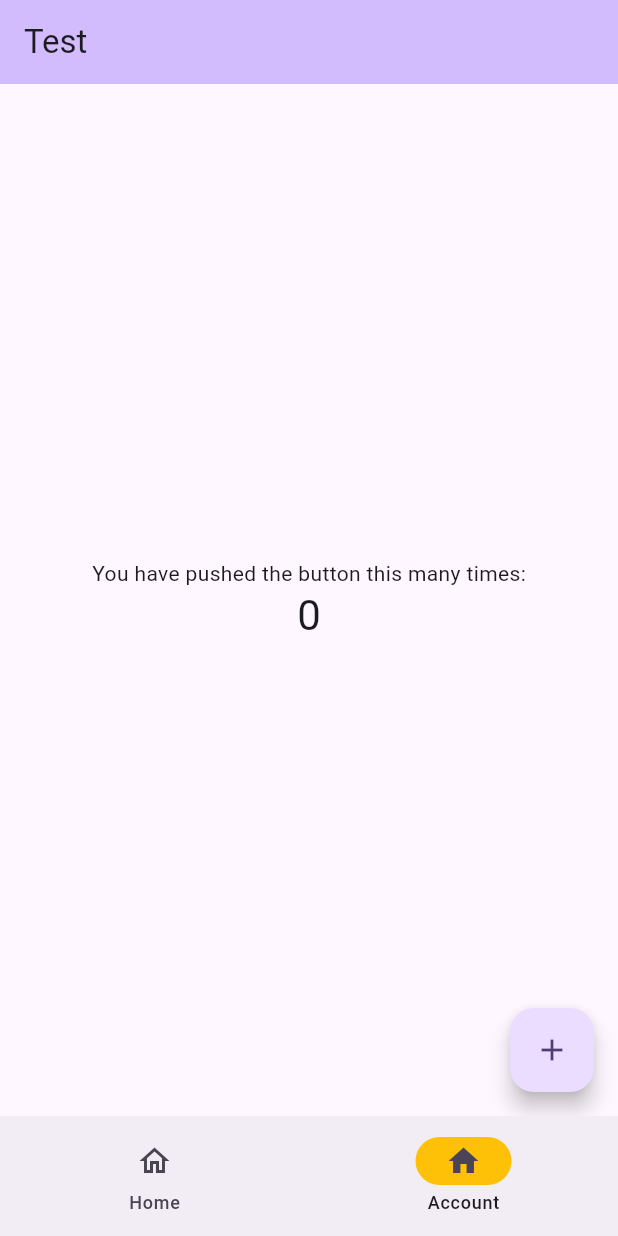
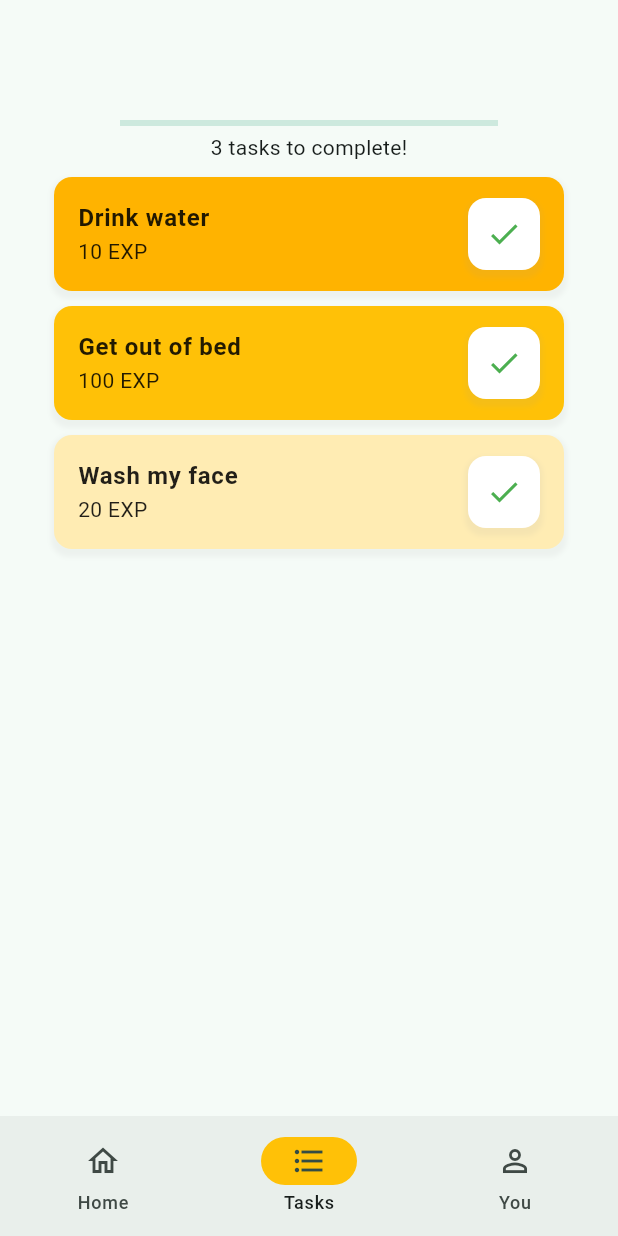
Before and after one commit to BitPingu/productivity, a Flutter app: the screen it shows after launch, item 2 of the bottom bar chosen, on a phone screen of 412 x 824 dp. Run offline on Flutter 3.47's test engine with Material 3 defaults, Android fonts, the phone set to English and light mode, and no system bars; our stand-ins replace fl_chart, flutter_riverpod, go_router.

Commit message:
tasks and user pages

```diff
--- a/lib/main.dart
+++ b/lib/main.dart
@@ -31,7 +31,7 @@
         //
         // This works for code too, not just values: Most code changes can be
         // tested with just a hot reload.
-        colorScheme: ColorScheme.fromSeed(seedColor: Colors.deepPurple),
+        colorScheme: ColorScheme.fromSeed(seedColor: Colors.tealAccent),
       ),
       routerConfig: ref.watch(routerProvider),
       debugShowCheckedModeBanner: false,
--- a/lib/pages/home.dart
+++ b/lib/pages/home.dart
@@ -1,9 +1,11 @@
 import 'package:flutter/material.dart';
 import 'package:flutter_riverpod/flutter_riverpod.dart';
+import 'package:intl/intl.dart';
+import 'dart:async';
 
 
-class MyHomePage extends ConsumerStatefulWidget {
-  const MyHomePage({super.key, required this.title});
+class HomePage extends ConsumerStatefulWidget {
+  const HomePage({super.key});
 
   // This widget is the home page of your application. It is stateful, meaning
   // that it has a State object (defined below) that contains fields that affect
@@ -14,44 +16,37 @@ class MyHomePage extends ConsumerStatefulWidget {
   // used by the build method of the State. Fields in a Widget subclass are
   // always marked "final".
 
-  final String title;
+  @override
+  HomePageState createState() => HomePageState();
+}
+
+class HomePageState extends ConsumerState<HomePage> {
+
+  String date = DateFormat.yMMMMEEEEd().format(DateTime.now());
+  String time = DateFormat('hh:mm a').format(DateTime.now());
+  late Timer _timer;
 
   @override
-  MyHomePageState createState() => MyHomePageState();
-}
+  void initState() {
+    super.initState();
+    _timer = Timer.periodic(const Duration(milliseconds: 500), (timer) => _update());
+  }
 
-class MyHomePageState extends ConsumerState<MyHomePage> {
-  int _counter = 0;
-
-  void _incrementCounter() {
-    setState(() {
-      // This call to setState tells the Flutter framework that something has
-      // changed in this State, which causes it to rerun the build method below
-      // so that the display can reflect the updated values. If we changed
-      // _counter without calling setState(), then the build method would not be
-      // called again, and so nothing would appear to happen.
-      _counter++;
-    });
+  void _update() {
+    if (this.mounted) {
+      setState(() {
+        date = DateFormat.yMMMMEEEEd().format(DateTime.now());
+        time = DateFormat('hh:mm a').format(DateTime.now());
+      });
+    }
   }
 
   @override
   Widget build(BuildContext context) {
-    // This method is rerun every time setState is called, for instance as done
-    // by the _incrementCounter method above.
-    //
     // The Flutter framework has been optimized to make rerunning build methods
     // fast, so that you can just rebuild anything that needs updating rather
     // than having to individually change instances of widgets.
     return Scaffold(
-      appBar: AppBar(
-        // TRY THIS: Try changing the color here to a specific color (to
-        // Colors.amber, perhaps?) and trigger a hot reload to see the AppBar
-        // change color while the other colors stay the same.
-        backgroundColor: Theme.of(context).colorScheme.inversePrimary,
-        // Here we take the value from the MyHomePage object that was created by
-        // the App.build method, and use it to set our appbar title.
-        title: Text(widget.title),
-      ),
       body: Center(
         // Center is a layout widget. It takes a single child and positions it
         // in the middle of the parent.
@@ -69,21 +64,17 @@ class MyHomePageState extends ConsumerState<MyHomePage> {
           // TRY THIS: Invoke "debug painting" (choose the "Toggle Debug Paint"
           // action in the IDE, or press "p" in the console), to see the
           // wireframe for each widget.
-          mainAxisAlignment: MainAxisAlignment.center,
+          mainAxisAlignment: MainAxisAlignment.start,
           children: <Widget>[
-            const Text('You have pushed the button this many times:'),
+            const SizedBox(height: 80),
+            Text(date.toString()),
             Text(
-              '$_counter',
+              time.toString(),
               style: Theme.of(context).textTheme.headlineMedium,
             ),
           ],
         ),
       ),
-      floatingActionButton: FloatingActionButton(
-        onPressed: _incrementCounter,
-        tooltip: 'Increment',
-        child: const Icon(Icons.add),
-      ), // This trailing comma makes auto-formatting nicer for build methods.
     );
   }
 }
--- /dev/null
+++ b/lib/pages/tasks.dart
@@ -0,0 +1,113 @@
+import 'package:flutter/material.dart';
+import 'package:flutter/src/widgets/framework.dart';
+import 'package:flutter_riverpod/flutter_riverpod.dart';
+
+
+class TasksPage extends ConsumerWidget {
+  const TasksPage({super.key});
+
+  @override
+  Widget build(BuildContext context, WidgetRef ref) {
+
+    final List<String> entries = <String>[
+      'Drink water',
+      'Get out of bed',
+      'Wash my face'
+    ];
+    final List<String> entries2 = <String>[
+      '10 EXP',
+      '100 EXP',
+      '20 EXP'
+    ];
+    final List<int> colorCodes = <int>[600, 500, 100];
+
+    return Scaffold(
+      body: Center(
+        child: Column(
+          children: [
+            const SizedBox(height: 80),
+            Padding(
+              padding: const EdgeInsets.symmetric(horizontal: 80),
+              child: Column(
+                // crossAxisAlignment: CrossAxisAlignment.start,
+                children: [
+                  LinearProgressIndicator(value: 0),
+                  SizedBox(height: 4),
+                  Text("${entries.length} tasks to complete!"),
+                ],
+              ),
+            ),
+            const SizedBox(height: 10),
+            Expanded(
+              child: ListView.separated(
+                padding: const EdgeInsets.symmetric(horizontal: 36),
+                itemCount: entries.length,
+                itemBuilder: (BuildContext context, int index) {
+                  return Container(
+                    decoration: BoxDecoration(
+                      color: Colors.amber[colorCodes[index]],
+                      borderRadius: BorderRadius.circular(12),
+                      boxShadow: [
+                        BoxShadow(
+                          color: Colors.grey.withValues(alpha: 0.1),
+                          spreadRadius: 2,
+                          blurRadius: 2,
+                          offset: Offset(0, 3), // changes position of shadow
+                        ),
+                      ],
+                    ),
+                    child: ListTile(
+                      contentPadding: const EdgeInsets.symmetric(
+                        horizontal: 16.0,
+                        vertical: 2.0,
+                      ),
+                      title: Text(
+                        entries[index],
+                        style: const TextStyle(
+                          color: Colors.black87,
+                          fontWeight: FontWeight.bold,
+                        ),
+                      ),
+                      subtitle: Text(
+                        entries2[index],
+                        style: const TextStyle(
+                          color: Colors.black87,
+                        ),
+                      ),
+                      trailing: Container(
+                        decoration: BoxDecoration(
+                          color: Colors.white,
+                          borderRadius: BorderRadius.circular(12),
+                          boxShadow: [
+                            BoxShadow(
+                              color: Colors.grey.withValues(alpha: 0.1),
+                              spreadRadius: 2,
+                              blurRadius: 2,
+                              offset: Offset(0, 3), // changes position of shadow
+                            ),
+                          ],
+                        ),
+                        child: IconButton(
+                          onPressed: () {},
+                          icon: const Icon(
+                            Icons.check,
+                            color: Colors.green,
+                          ),
+                        ),
+                      ),
+                    ),
+                  );
+                },
+                separatorBuilder: (BuildContext context, int index) => const SizedBox(height: 10),
+              ),
+            ),
+          ],
+        ),
+      ),
+      // floatingActionButton: FloatingActionButton(
+      //   onPressed: () {},
+      //   child: const Icon(Icons.add),
+      // ),
+    );
+  }
+}
--- a/lib/router/router.dart
+++ b/lib/router/router.dart
@@ -1,6 +1,8 @@
 import 'package:go_router/go_router.dart';
 import 'package:productivity/main.dart';
 import 'package:flutter_riverpod/flutter_riverpod.dart';
+import 'package:productivity/pages/tasks.dart';
+import 'package:productivity/pages/user.dart';
 import '../widgets/navbar.dart';
 import '../pages/home.dart';
 
@@ -13,11 +15,15 @@ final routerProvider = Provider<GoRouter>((ref) {
         routes: [
           GoRoute(
             path: '/',
-            builder: (context, state) => MyHomePage(title: 'Test')
+            builder: (context, state) => HomePage()
           ),
           GoRoute(
-            path: '/account',
-            builder: (context, state) => MyHomePage(title: 'Test')
+            path: '/tasks',
+            builder: (context, state) => TasksPage()
+          ),
+          GoRoute(
+            path: '/user',
+            builder: (context, state) => UserPage()
           )
         ]
       ),
--- a/lib/widgets/navbar.dart
+++ b/lib/widgets/navbar.dart
@@ -18,7 +18,10 @@ class Navbar extends StatelessWidget {
                 context.go('/');
                 break;
               case 1:
-                context.go('/account');
+                context.go('/tasks');
+                break;
+              case 2:
+                context.go('/user');
                 break;
             }
         },
@@ -31,9 +34,14 @@ class Navbar extends StatelessWidget {
             label: 'Home',
           ),
           NavigationDestination(
-            selectedIcon: Icon(Icons.home),
+            selectedIcon: Icon(Icons.format_list_bulleted),
+            icon: Icon(Icons.format_list_bulleted),
+            label: 'Tasks',
+          ),
+          NavigationDestination(
+            selectedIcon: Icon(Icons.person),
             icon: Icon(Icons.person_outline),
-            label: 'Account',
+            label: 'You',
           ),
         ]
       ),
@@ -43,7 +51,8 @@ class Navbar extends StatelessWidget {
   int _getSelectedIndex(BuildContext context) {
     final location = GoRouterState.of(context).uri.toString();
     if (location == '/') return 0;
-    if (location == '/account') return 1;
+    if (location == '/tasks') return 1;
+    if (location == '/user') return 2;
     return 0;
   }
 }
--- a/pubspec.yaml
+++ b/pubspec.yaml
@@ -36,6 +36,8 @@ dependencies:
   cupertino_icons: ^1.0.8
   go_router: ^16.0.0
   flutter_riverpod: ^2.6.1
+  intl: ^0.20.2
+  fl_chart: ^1.0.0
 
 dev_dependencies:
   flutter_test:
```
Also changed, not shown: lib/pages/user.dart (added, +167 -0 lines), pubspec.lock.
